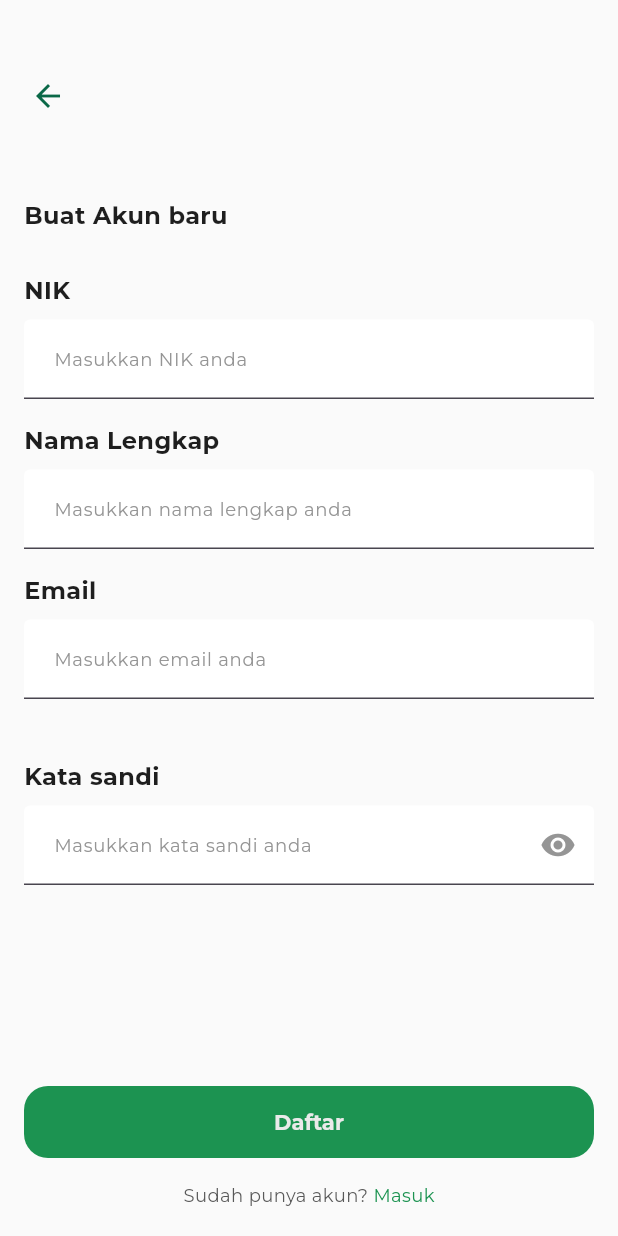
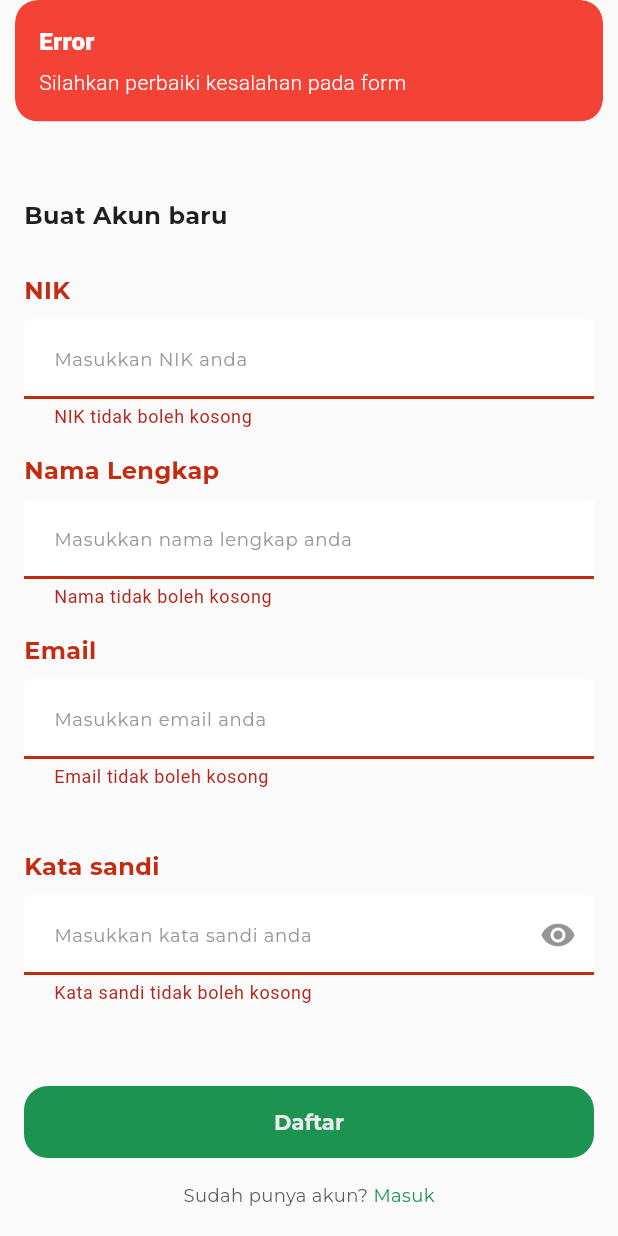
Before and after one commit to WiraRespati/bank_sampah, a Flutter app: the RegisterPage screen opened directly, after a tap on "Daftar", on a phone screen of 412 x 824 dp. Run offline on Flutter 3.47's test engine with Material 3 defaults, Android fonts, the phone set to English and light mode, and no system bars; drawn by our look-alikes of auto_size_text; our stand-ins replace cloud_firestore, firebase_auth, firebase_core, flutter_svg, get, google_fonts and 1 more; accounts and stored records are empty.

Commit message:
add loading and validate button login and register

```diff
--- a/lib/controller/user/register_controller.dart
+++ b/lib/controller/user/register_controller.dart
@@ -1,4 +1,4 @@
-import 'package:bank_sampah/services/user/register.dart';
+import 'package:bank_sampah/services/user/register_service.dart';
 import 'package:bank_sampah/view/user/login/login_page.dart';
 import 'package:flutter/material.dart';
 import 'package:get/get.dart';
@@ -59,6 +59,25 @@ class RegisterController extends GetxController {
   }
 
   void register() async {
+    validatorEmail(emailController.text);
+    validatorPassword(passwordController.text);
+    validatorName(nameController.text);
+    validatorNIK(nikController.text);
+
+    if (errorMessageEmail.value != null ||
+        errorMessagePassword.value != null ||
+        errorMessageName.value != null ||
+        errorMessageNIK.value != null) {
+      Get.snackbar(
+        'Error',
+        'Silahkan perbaiki kesalahan pada form',
+        snackPosition: SnackPosition.TOP,
+        backgroundColor: Colors.red,
+        colorText: Colors.white,
+      );
+      return;
+    }
+
     try {
       isLoadingRegister.value = true;
       RegisterService()
@@ -70,11 +89,7 @@ class RegisterController extends GetxController {
       )
           .then((value) {
         if (value == 'success') {
-          isLoadingRegister.value = false;
-          nameController.clear();
-          emailController.clear();
-          nikController.clear();
-          passwordController.clear();
+          clearText();
           Get.snackbar(
             'Berhasil',
             'Pendaftaran berhasil, silahkan login',
@@ -82,7 +97,6 @@ class RegisterController extends GetxController {
           );
           Get.offAll(() => LoginPage());
         } else if (value == 'weak-password') {
-          isLoadingRegister.value = false;
           Get.snackbar(
             'Kata sandi lemah',
             'Kata sandi harus lebih dari 5 huruf',
@@ -91,7 +105,6 @@ class RegisterController extends GetxController {
             colorText: Colors.white,
           );
         } else if (value == 'email-already-in-use') {
-          isLoadingRegister.value = false;
           Get.snackbar(
             'Email sudah terdaftar',
             'Email sudah terdaftar, silahkan gunakan email lain',
@@ -100,8 +113,8 @@ class RegisterController extends GetxController {
             colorText: Colors.white,
           );
         }
+        isLoadingRegister.value = false;
       });
-      isLoadingRegister.value = false;
     } catch (e) {
       isLoadingRegister.value = false;
       Get.snackbar(
@@ -110,6 +123,13 @@ class RegisterController extends GetxController {
         snackPosition: SnackPosition.TOP,
       );
     }
+  }
+
+  void clearText() {
+    nameController.clear();
+    emailController.clear();
+    nikController.clear();
+    passwordController.clear();
   }
 
   @override
--- a/lib/main.dart
+++ b/lib/main.dart
@@ -1,6 +1,6 @@
 import 'package:bank_sampah/firebase_options.dart';
 import 'package:bank_sampah/utils/color_constant.dart';
-import 'package:bank_sampah/view/user/bottom_navbar/bottom_navbar.dart';
+import 'package:bank_sampah/view/user/login/login_page.dart';
 import 'package:firebase_core/firebase_core.dart';
 import 'package:flutter/material.dart';
 import 'package:get/get_navigation/src/root/get_material_app.dart';
@@ -25,7 +25,7 @@ class MyApp extends StatelessWidget {
         ),
       ),
       debugShowCheckedModeBanner: false,
-      home: BottomNavbar(),
+      home: LoginPage(),
     );
   }
 }
--- a/lib/view/user/profile/profil_logout_alert_dialog.dart
+++ b/lib/view/user/profile/profil_logout_alert_dialog.dart
@@ -1,5 +1,6 @@
 import 'package:bank_sampah/utils/color_constant.dart';
 import 'package:bank_sampah/utils/text_style_constant.dart';
+import 'package:bank_sampah/view/user/login/login_page.dart';
 import 'package:flutter/material.dart';
 import 'package:get/get.dart';
 
@@ -45,7 +46,7 @@ class ProfilLogoutAlertDialog extends StatelessWidget {
             ),
             GestureDetector(
               onTap: () {
-                // logoutController.logout();
+                Get.to(() => LoginPage());
               },
               child: Container(
                 width: 112,
--- a/lib/view/user/register/register_back.dart
+++ b/lib/view/user/register/register_back.dart
@@ -1,11 +1,15 @@
+import 'package:bank_sampah/controller/user/register_controller.dart';
 import 'package:bank_sampah/utils/color_constant.dart';
 import 'package:bank_sampah/view/user/login/login_page.dart';
 import 'package:flutter/material.dart';
-import 'package:get/get_core/get_core.dart';
-import 'package:get/get_navigation/get_navigation.dart';
+import 'package:get/get.dart';
 
 class RegisterBack extends StatelessWidget {
-  const RegisterBack({super.key});
+  RegisterBack({super.key});
+
+  final RegisterController registerController = Get.put(
+    RegisterController(),
+  );
 
   @override
   Widget build(BuildContext context) {
@@ -17,7 +21,8 @@ class RegisterBack extends StatelessWidget {
           padding: const EdgeInsets.only(left: 8),
           child: IconButton(
             onPressed: () {
-              Get.to(() =>  LoginPage());
+              Get.to(() => LoginPage());
+              registerController.clearText();
             },
             style: ButtonStyle(
               overlayColor: WidgetStatePropertyAll(ColorNeutral.neutral100),
--- a/lib/view/user/register/register_page.dart
+++ b/lib/view/user/register/register_page.dart
@@ -31,7 +31,7 @@ class RegisterPage extends StatelessWidget {
                   Column(
                     crossAxisAlignment: CrossAxisAlignment.start,
                     children: [
-                      const RegisterBack(),
+                      RegisterBack(),
                       const RegisterBanner(),
                       RegisterForm(),
                     ],
```
Also changed, not shown: lib/controller/user/login_controller.dart (+23 -13 lines), lib/services/user/login_service.dart (renamed from lib/services/user/login.dart), lib/services/user/register_service.dart (renamed from lib/services/user/register.dart).
